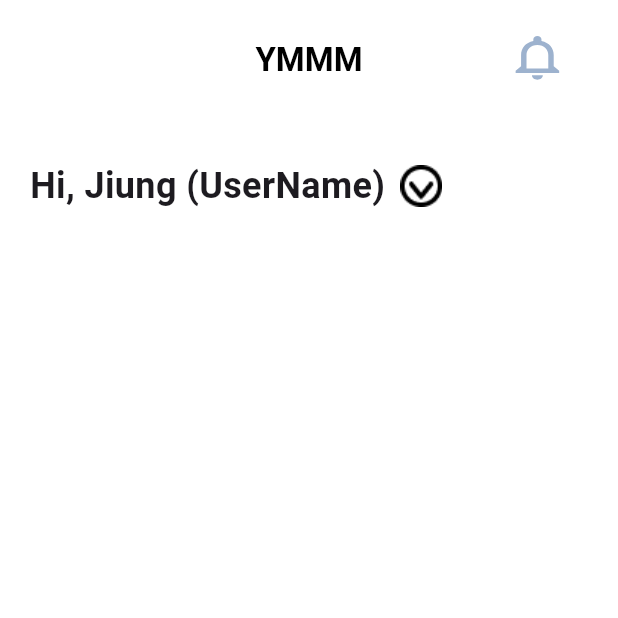
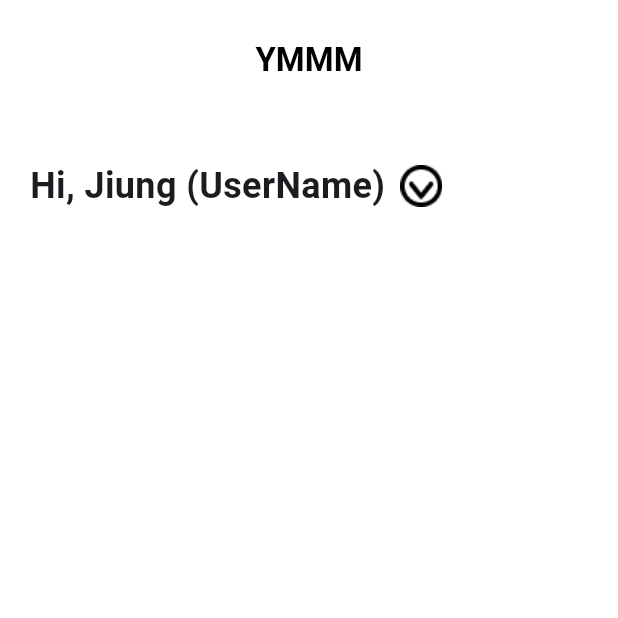
Before and after one commit to YourMoneyMyMoney/ymmm_ui, a Flutter app: the screen it shows after launch, on a phone screen of 412 x 824 dp, the top half of it. Run offline on Flutter 3.47's test engine with Material 3 defaults, Android fonts, the light colour scheme and no system bars; our stand-ins replace flutter_svg, get; project files that could hold a hidden picture were left out.

Commit message:
changeControllerName_rmAppIcon

```diff
--- a/lib/src/components/appBarWidget.dart
+++ b/lib/src/components/appBarWidget.dart
@@ -19,20 +19,7 @@ class AppBarWidget extends StatelessWidget implements PreferredSizeWidget {
       ),
       backgroundColor: Colors.white,
       elevation: 0,
-      actions: [
-        Padding(
-          padding: const EdgeInsets.only(top: 10.0),
-          child: IconButton(
-            onPressed: () {
-              print('오른쪽 상단의 알림 아이콘 클릭');
-            },
-            icon: SvgPicture.asset(
-              'assets/svg/icon_notifications_none_.svg',
-            ),
-            iconSize: 50,
-          ),
-        ),
-      ],
+
     );
   }
 
--- a/lib/src/components/bodyWidget.dart
+++ b/lib/src/components/bodyWidget.dart
@@ -1,9 +1,9 @@
 import 'package:flutter/material.dart';
 import 'package:get/get.dart';
-import 'package:ymmm_ui/src/controller/androidHomeController.dart';
+import 'package:ymmm_ui/src/controller/HomeController.dart';
 
 class BodyWidget extends StatelessWidget {
-  final AndroidHomePageController controller;
+  final HomePageController controller;
 
   BodyWidget({required this.controller});
 
--- a/lib/src/controller/androidHomeController.dart
+++ b/lib/src/controller/HomeController.dart
@@ -1,7 +1,7 @@
 import 'package:flutter/material.dart';
 import 'package:get/get.dart';
 
-class AndroidHomePageController extends GetxController {
+class HomePageController extends GetxController {
   late PageController pageController;
   var userName = 'Jiung (UserName)'.obs;
   var showUserInfo = false.obs;
--- a/lib/src/pages/Layout.dart
+++ b/lib/src/pages/Layout.dart
@@ -3,7 +3,7 @@ import 'package:get/get.dart';
 
 import 'package:ymmm_ui/src/components/bottomNavigationBarWidget.dart';
 
-import 'package:ymmm_ui/src/controller/androidHomeController.dart';
+import 'package:ymmm_ui/src/controller/HomeController.dart';
 import 'package:ymmm_ui/src/pages/addPage.dart';
 import 'package:ymmm_ui/src/pages/homePage.dart';
 import 'package:ymmm_ui/src/pages/chartPage.dart';
@@ -12,7 +12,7 @@ import 'package:ymmm_ui/src/pages/settingPage.dart';
 class Layout extends StatelessWidget {
   @override
   Widget build(BuildContext context) {
-    final controller = Get.put(AndroidHomePageController());
+    final controller = Get.put(HomePageController());
 
     return Scaffold(
       body: PageView(
--- a/lib/src/pages/homePage.dart
+++ b/lib/src/pages/homePage.dart
@@ -3,11 +3,11 @@ import 'package:get/get.dart';
 import 'package:ymmm_ui/src/components/appBarWidget.dart';
 import 'package:ymmm_ui/src/components/bodyWidget.dart';
 
-import 'package:ymmm_ui/src/controller/androidHomeController.dart';
+import 'package:ymmm_ui/src/controller/HomeController.dart';
 
 class homePage extends StatelessWidget {
    homePage({super.key});
-final controller = Get.put(AndroidHomePageController());
+final controller = Get.put(HomePageController());
   @override
   Widget build(BuildContext context) {
     return Scaffold(
```
Also changed, not shown: lib/main.dart (+1 -7 lines).
